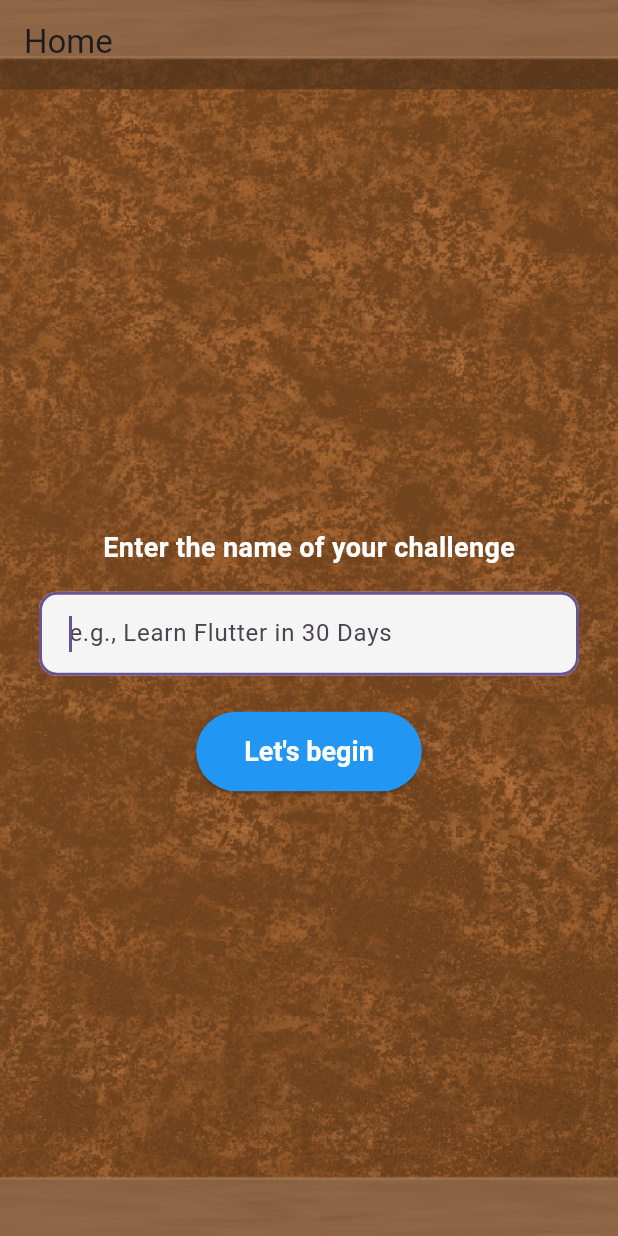
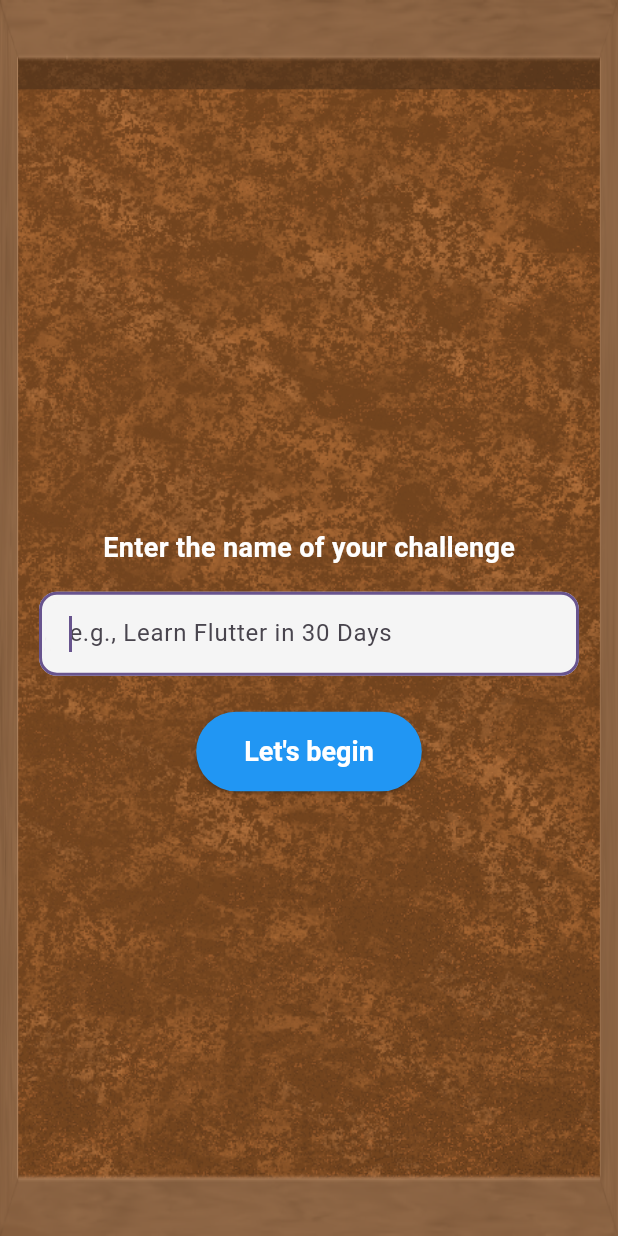
Before and after one commit to jagoda-ks/MyPinboard, a Flutter app: the screen it shows after launch, on a phone screen of 412 x 824 dp. Run offline on Flutter 3.47's test engine with Material 3 defaults, Android fonts, the phone set to English and light mode, and no system bars.

Commit message:
Update background

```diff
--- a/preparation_game/lib/UILib/background_widget.dart
+++ b/preparation_game/lib/UILib/background_widget.dart
@@ -1,5 +1,4 @@
 import 'package:flutter/material.dart';
-import 'package:preparation_game/utils/settings.dart';
 
 class BackgroundWidget extends StatelessWidget {
   final Widget child;
@@ -8,15 +7,32 @@ class BackgroundWidget extends StatelessWidget {
 
   @override
   Widget build(BuildContext context) {
-    return Container(
-      decoration: const BoxDecoration(
-        image: DecorationImage(
-          image: AssetImage(AppSettings.pinboardBackground),
-          fit: BoxFit.cover,
-          alignment: Alignment.center,
+    return Stack(
+      children: [
+        // 1. Bottom Layer: Background Board Image
+        Positioned.fill(
+          child: Image.asset(
+            'assets/images/board.png', // Update to AppSettings.boardBackground if using AppSettings
+            fit: BoxFit.cover,
+            alignment: Alignment.center,
+          ),
         ),
-      ),
-      child: child,
+
+        // 2. Middle Layer: Your App Content (Sticky notes, buttons, forms, etc.)
+        Positioned.fill(
+          child: child,
+        ),
+
+        // 3. Top Layer: Foreground Frame Image (Touch events pass straight through)
+        Positioned.fill(
+          child: IgnorePointer(
+            child: Image.asset(
+              'assets/images/frame.png', // Update path as needed
+              fit: BoxFit.fill, // Ensures the frame stretches across the whole screen edges
+            ),
+          ),
+        ),
+      ],
     );
   }
 }
```
